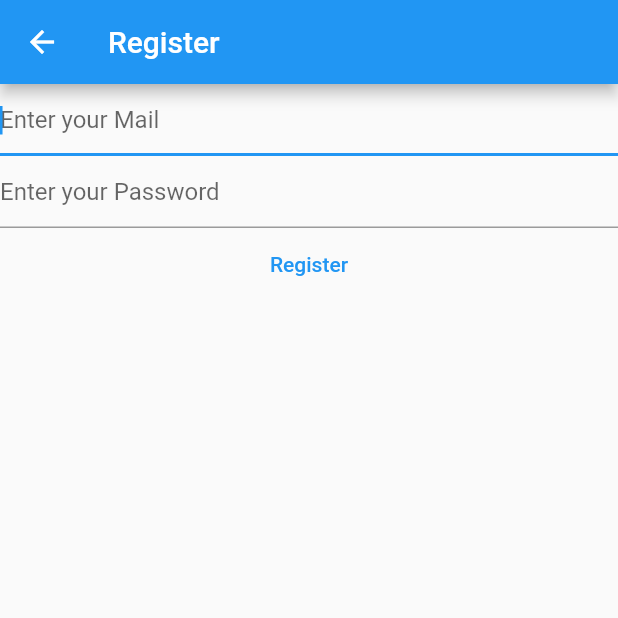
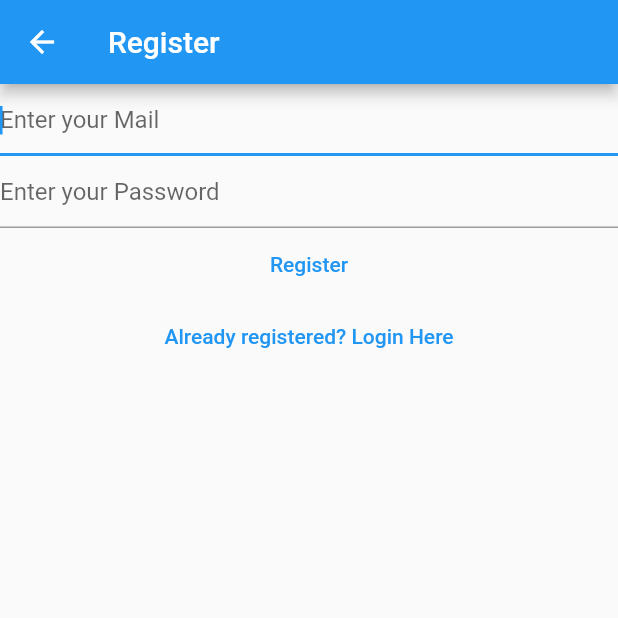
Before and after one commit to amartyaay/mynotes, a Flutter app: the RegisterView screen opened directly, on a phone screen of 412 x 824 dp, the top half of it. Run offline on Flutter 3.47's test engine with Material 2 defaults, Android fonts, the phone set to English and light mode, and no system bars; our stand-ins replace firebase_auth, firebase_core; accounts and stored records are empty.

Commit message:
Login<->Register connection

```diff
--- a/lib/views/register_view.dart
+++ b/lib/views/register_view.dart
@@ -85,6 +85,15 @@ class _RegisterViewState extends State<RegisterView> {
                     },
                     child: const Text('Register'),
                   ),
+                  TextButton(
+                    onPressed: () {
+                      Navigator.of(context)
+                          .pushNamedAndRemoveUntil('/login', (route) => false);
+                    },
+                    child: const Text(
+                      'Already registered? Login Here',
+                    ),
+                  )
                 ],
               );
             default:
```
Also changed, not shown: lib/main.dart (+7 -34 lines), lib/views/login_view.dart (+9 -0 lines), lib/views/verify_email_view.dart (added, +34 -0 lines).
